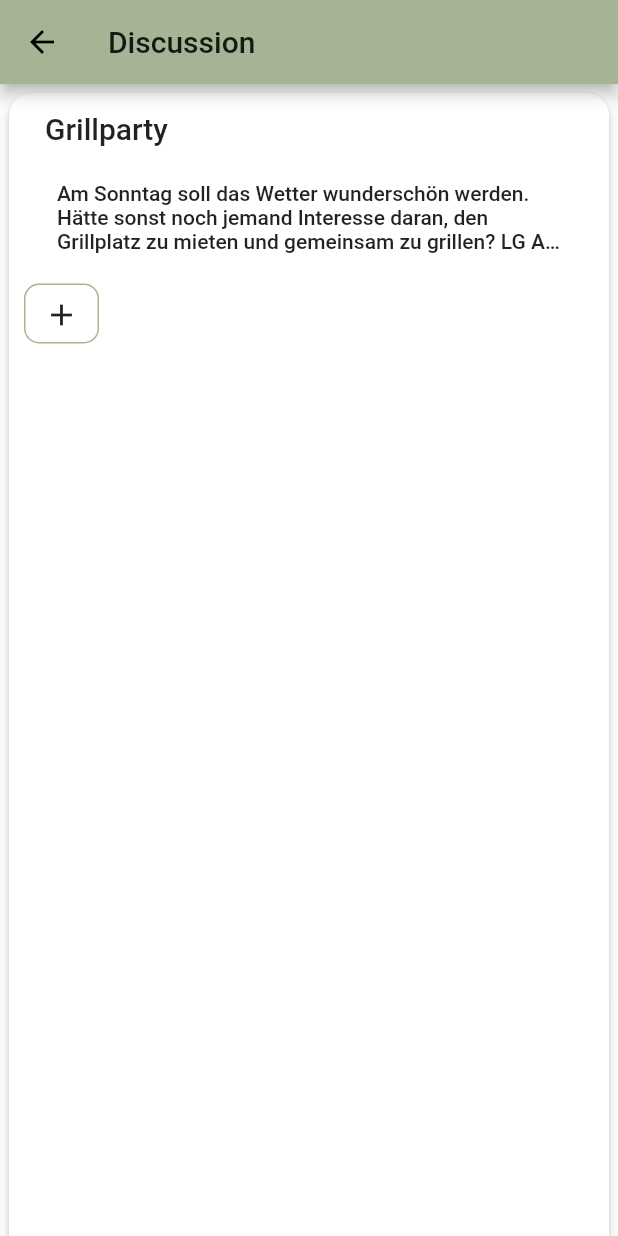
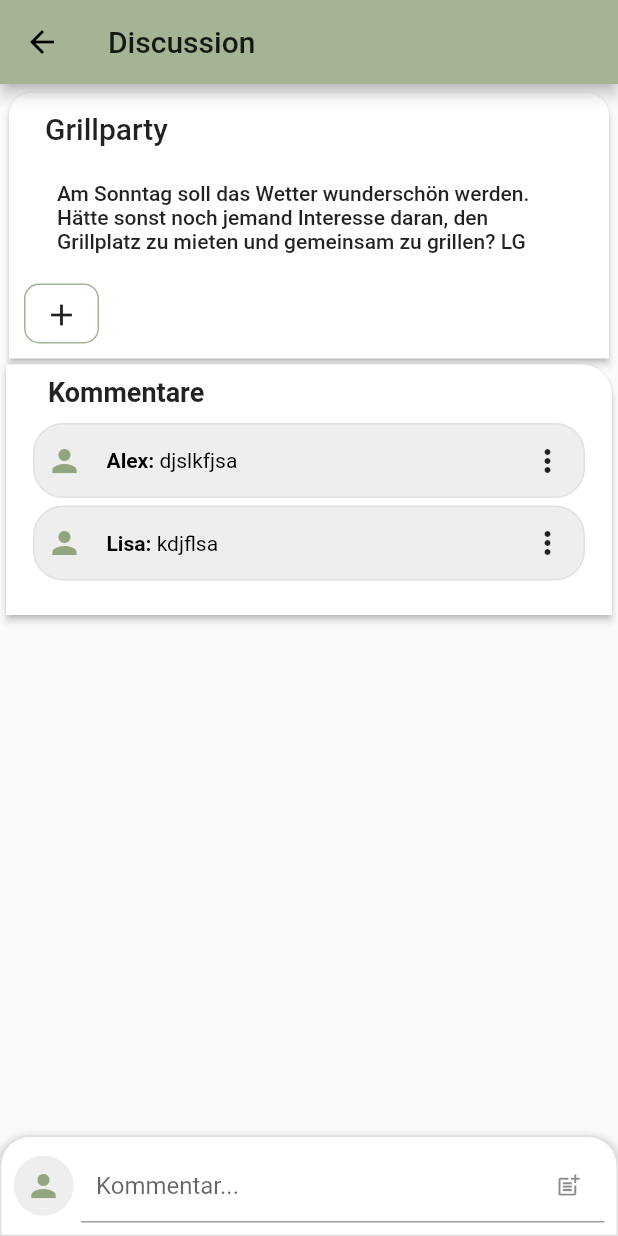
Before and after one commit to S-ecki/smart-city-ambience, a Flutter app: the ForumDetailScreen screen opened directly with sample values from the repository, on a phone screen of 412 x 824 dp. Run offline on Flutter 3.47's test engine with Material 2 defaults, Android fonts, the phone set to English and light mode, and no system bars; our stand-ins replace badges, email_validator, firebase_auth, firebase_core, flutter_redux, google_sign_in and 3 more; missing offline and left inert: flutter_emoji, flutter_scatter; accounts and stored records are empty.

Commit message:
added comment section to the forum

```diff
--- a/lib/dummyData/dummyComments.dart
+++ b/lib/dummyData/dummyComments.dart
@@ -1,4 +1,5 @@
 import 'package:smart_city_ambience/dummyData/dummyEvents.dart';
+import 'package:smart_city_ambience/dummyData/dummyForumEntries.dart';
 
 Map<String, Map<String, List<String>>> dummyComments = {
   dummyEvents[0].eventId: {
@@ -13,20 +14,36 @@ Map<String, Map<String, List<String>>> dummyComments = {
     "Simon": ["dklfjsaldfjalk sjdfklsjakjdf"],
     "Manuel": ["kdlsjfdjklfasjkldfj"]
   },
-    dummyEvents[2].eventId: {
+  dummyEvents[2].eventId: {
     "Simon": ["dklfjsaldfjalk sjdfklsjakjdf"],
     "Manuel": ["kdlsjfdjklfasjkldfj"]
   },
-    dummyEvents[3].eventId: {
+  dummyEvents[3].eventId: {
     "Simon": ["dklfjsaldfjalk sjdfklsjakjdf"],
     "Manuel": ["kdlsjfdjklfasjkldfj"]
   },
-    dummyEvents[4].eventId: {
+  dummyEvents[4].eventId: {
     "Simon": ["dklfjsaldfjalk sjdfklsjakjdf"],
     "Manuel": ["kdlsjfdjklfasjkldfj"]
   },
-    dummyEvents[5].eventId: {
+  dummyEvents[5].eventId: {
     "Simon": ["dklfjsaldfjalk sjdfklsjakjdf"],
     "Manuel": ["kdlsjfdjklfasjkldfj"]
-  }
+  },
+  dummyForumEntries[0].forumId: {
+    "Alex": ["djslkfjsa"],
+    "Lisa": ["kdjflsa"]
+  },
+  dummyForumEntries[1].forumId: {
+    "Alex": ["djslkfjsa"],
+    "Lisa": ["kdjflsa"]
+  },
+  dummyForumEntries[2].forumId: {
+    "Alex": ["djslkfjsa"],
+    "Lisa": ["kdjflsa"]
+  },
+  dummyForumEntries[3].forumId: {
+    "Alex": ["djslkfjsa"],
+    "Lisa": ["kdjflsa"]
+  },
 };
--- a/lib/screens/chats/forum_card.dart
+++ b/lib/screens/chats/forum_card.dart
@@ -54,7 +54,7 @@ class ForumCard extends StatelessWidget {
                     child.description,
                     style: Theme.of(context).textTheme.bodyText1,
                     maxLines: 3,
-                    overflow: TextOverflow.ellipsis,
+                    overflow: showFullDesc ? null : TextOverflow.ellipsis,
                   ),
                 ),
               ),
--- a/lib/screens/eventDetailScreen/commentSection.dart
+++ b/lib/screens/eventDetailScreen/commentSection.dart
@@ -45,7 +45,8 @@ class CommentSection extends StatelessWidget {
                 padding: const EdgeInsets.all(10.0),
                 child: Column(
                   mainAxisAlignment: MainAxisAlignment.center,
-                  children: comments[eventId]
+                  children: comments[eventId] != null
+                      ? comments[eventId]
                           .entries
                           .map(
                             (entry) => entry.value
@@ -60,7 +61,8 @@ class CommentSection extends StatelessWidget {
                                 .toList(),
                           )
                           .expand((item) => item)
-                      .toList(),
+                          .toList()
+                      : [Text("")],
                 ),
               ),
             ],
--- a/lib/screens/forumDetailScreen/forumDetailScreen.dart
+++ b/lib/screens/forumDetailScreen/forumDetailScreen.dart
@@ -1,5 +1,7 @@
 import 'package:flutter/material.dart';
 import 'package:smart_city_ambience/screens/chats/forum_card.dart';
+import 'package:smart_city_ambience/screens/eventDetailScreen/bottomCommentContainer.dart';
+import 'package:smart_city_ambience/screens/eventDetailScreen/commentSection.dart';
 
 class ForumDetailScreen extends StatelessWidget {
   final TextEditingController commentController = TextEditingController();
@@ -11,10 +13,26 @@ class ForumDetailScreen extends StatelessWidget {
       appBar: AppBar(
         title: Text("Discussion"),
       ),
-      body: ForumCard(
-        child: forum,
-        showFullDesc: true,
-        withBorder: false,
+      body: SingleChildScrollView(
+        child: Container(
+          margin: EdgeInsets.fromLTRB(0, 0, 0, 60),
+          child: Column(
+            children: [
+              ForumCard(
+                child: forum,
+                showFullDesc: true,
+                withBorder: false,
+              ),
+              CommentSection(
+                eventId: forum.forumId,
+              ),
+            ],
+          ),
+        ),
+      ),
+      bottomSheet: BottomCommentContainer(
+        commentController: commentController,
+        eventId: forum.forumId,
       ),
     );
   }
```
Lines whose indentation alone changed are shown as unchanged.
